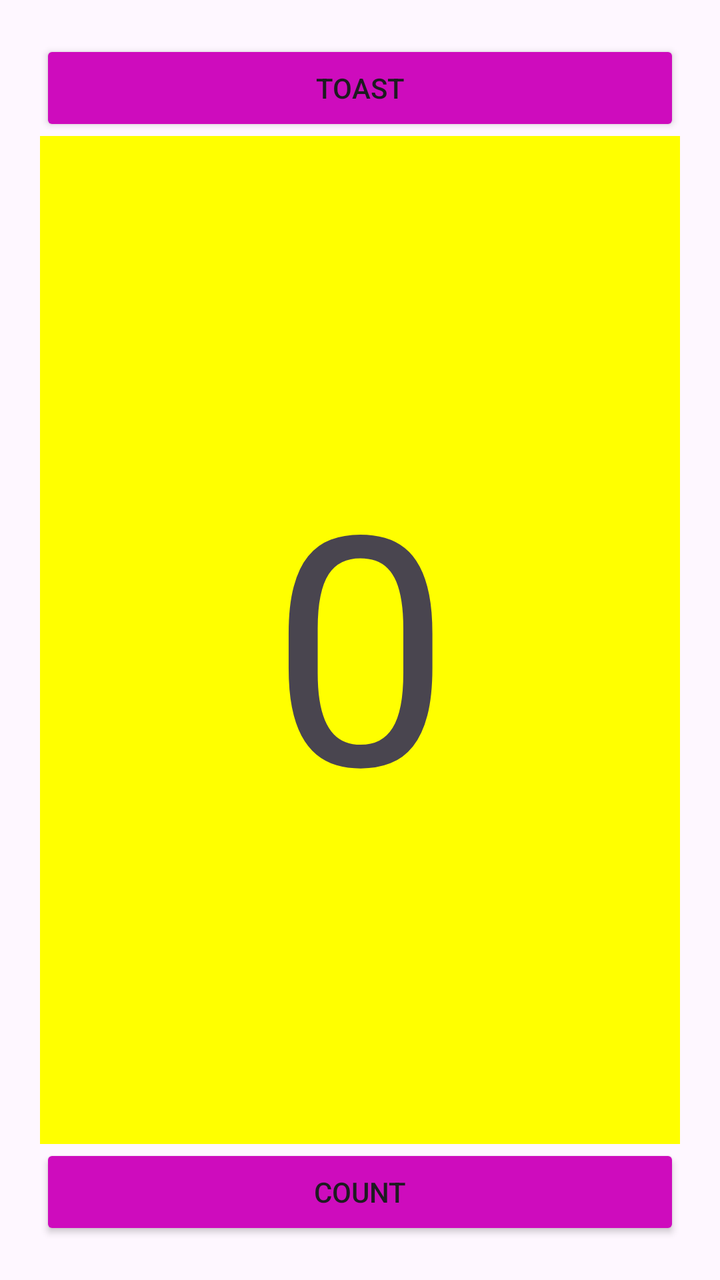
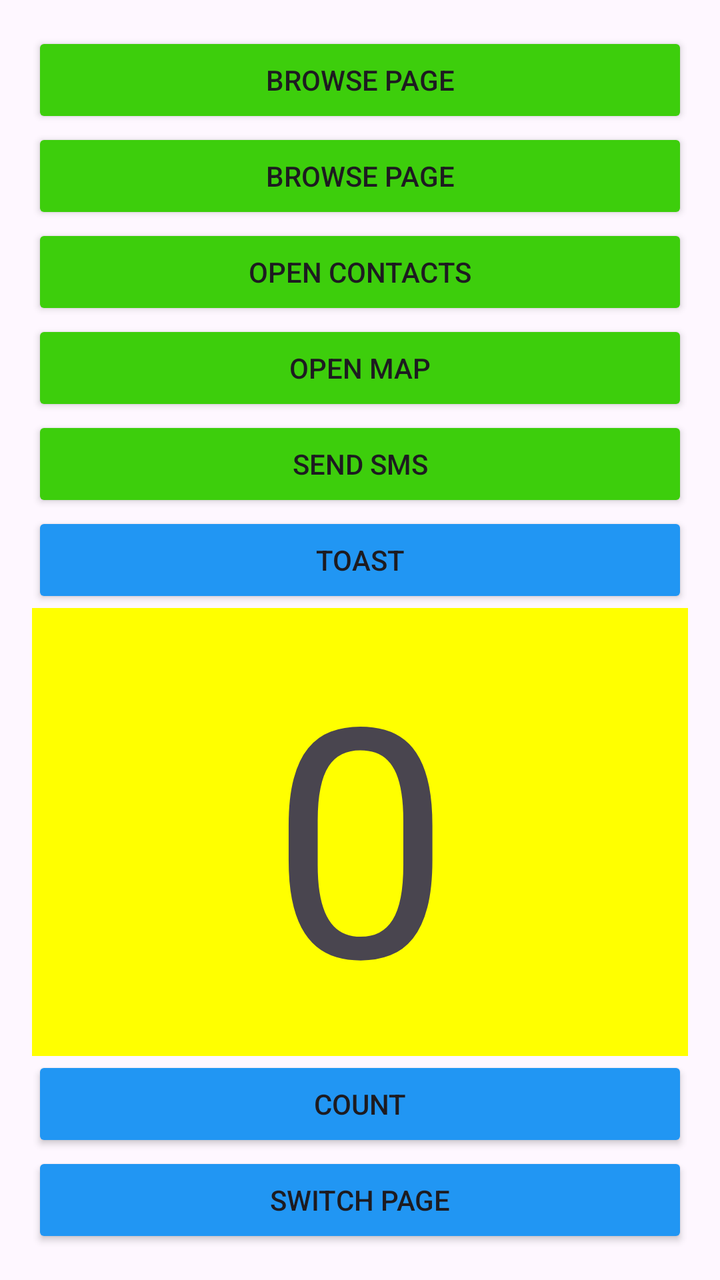

Screens rendered from an Android XML layout before and after an edit, with the pre-edit source and the edit as a unified diff.
<!-- AndroidManifest.xml: application theme Theme.HelloToastApp -->
<!-- res/layout/activity_main.xml -->
<?xml version="1.0" encoding="utf-8"?>
<LinearLayout xmlns:android="http://schemas.android.com/apk/res/android"
    xmlns:tools="http://schemas.android.com/tools"
    android:layout_width="match_parent"
    android:layout_height="match_parent"
    android:orientation="vertical"
    android:padding="20dp"
    tools:context=".MainActivity">

    <Button
        android:id="@+id/button_toast"
        android:layout_width="match_parent"
        android:layout_height="wrap_content"
        android:text="Toast"
        android:backgroundTint="#CE0CBD" />

    <TextView
        android:id="@+id/show_count"
        android:layout_width="match_parent"
        android:layout_height="wrap_content"
        android:text="0"
        android:textSize="160sp"
        android:gravity="center"
        android:background="#FFFF00"
        android:layout_weight="2" />

    <Button
        android:id="@+id/button_count"
        android:layout_width="match_parent"
        android:layout_height="wrap_content"
        android:text="Count"
        android:backgroundTint="#CE0CBD" />
</LinearLayout>
<!-- resources referenced by this layout -->
<resources>
  <style name="Theme.HelloToastApp" parent="Base.Theme.HelloToastApp" />
  <style name="Base.Theme.HelloToastApp" parent="Theme.Material3.DayNight.NoActionBar">
          
          
      </style>
</resources>

<!-- the commit's change to res/layout/activity_main.xml (unified diff, before → after) -->
@@ -1,33 +1,84 @@
 <?xml version="1.0" encoding="utf-8"?>
 <LinearLayout xmlns:android="http://schemas.android.com/apk/res/android"
+    xmlns:app="http://schemas.android.com/apk/res-auto"
     xmlns:tools="http://schemas.android.com/tools"
     android:layout_width="match_parent"
     android:layout_height="match_parent"
     android:orientation="vertical"
-    android:padding="20dp"
+    android:paddingLeft="@dimen/activity_horizontal_margin"
+    android:paddingTop="@dimen/activity_vertical_margin"
+    android:paddingRight="@dimen/activity_horizontal_margin"
+    android:paddingBottom="@dimen/activity_vertical_margin"
     tools:context=".MainActivity">
+
+    <Button
+        android:id="@+id/button_browser"
+        android:layout_width="match_parent"
+        android:layout_height="wrap_content"
+        android:backgroundTint="#3DCE0C"
+        android:text="@string/button_label_browser" />
+
+    <Button
+        android:id="@+id/button_browser"
+        android:layout_width="match_parent"
+        android:layout_height="wrap_content"
+        android:backgroundTint="#3DCE0C"
+        android:text="@string/button_label_browser" />
+
+    <Button
+        android:id="@+id/button_contact"
+        android:layout_width="match_parent"
+        android:layout_height="wrap_content"
+        android:backgroundTint="#3DCE0C"
+        android:text="@string/button_label_contact" />
+
+    <Button
+        android:id="@+id/button_map"
+        android:layout_width="match_parent"
+        android:layout_height="wrap_content"
+        android:backgroundTint="#3DCE0C"
+        android:text="@string/button_label_map" />
+
+    <Button
+        android:id="@+id/button_sms"
+        android:layout_width="match_parent"
+        android:layout_height="wrap_content"
+        android:backgroundTint="#3DCE0C"
+        android:text="@string/button_label_sms" />
+
 
     <Button
         android:id="@+id/button_toast"
         android:layout_width="match_parent"
         android:layout_height="wrap_content"
-        android:text="Toast"
-        android:backgroundTint="#CE0CBD" />
+        android:backgroundTint="@color/warnabiru"
+        android:text="@string/button_label_toast"
+        app:cornerRadius="20dp" />
 
     <TextView
         android:id="@+id/show_count"
         android:layout_width="match_parent"
         android:layout_height="wrap_content"
-        android:text="0"
-        android:textSize="160sp"
+        android:layout_weight="2"
+        android:background="#FFFF00"
         android:gravity="center"
-        android:background="#FFFF00"
-        android:layout_weight="2" />
+        android:text="@string/count_initial_value"
+        android:textSize="160sp" />
 
     <Button
         android:id="@+id/button_count"
         android:layout_width="match_parent"
         android:layout_height="wrap_content"
-        android:text="Count"
-        android:backgroundTint="#CE0CBD" />
+        android:backgroundTint="@color/warnabiru"
+        android:text="@string/button_label_count"
+        app:cornerRadius="20dp" />
+
+    <Button
+        android:id="@+id/button_switchpage"
+        android:layout_width="match_parent"
+        android:layout_height="wrap_content"
+        android:backgroundTint="@color/warnabiru"
+        android:text="@string/button_label_pindah"
+        app:cornerRadius="20dp" />
+
 </LinearLayout>
<!-- resource entries referenced after the edit -->
@@ -1,5 +1,16 @@
 <!-- resources referenced by this layout -->
 <resources>
+  <color name="warnabiru">#2196F3</color>
+  <dimen name="activity_horizontal_margin">16dp</dimen>
+  <dimen name="activity_vertical_margin">16dp</dimen>
+  <string name="button_label_browser">Browse Page</string>
+  <string name="button_label_contact">Open Contacts</string>
+  <string name="button_label_count">Count</string>
+  <string name="button_label_map">Open Map</string>
+  <string name="button_label_pindah">Switch Page</string>
+  <string name="button_label_sms">Send SMS</string>
+  <string name="button_label_toast">Toast</string>
+  <string name="count_initial_value">0</string>
   <style name="Theme.HelloToastApp" parent="Base.Theme.HelloToastApp" />
   <style name="Base.Theme.HelloToastApp" parent="Theme.Material3.DayNight.NoActionBar">
           
